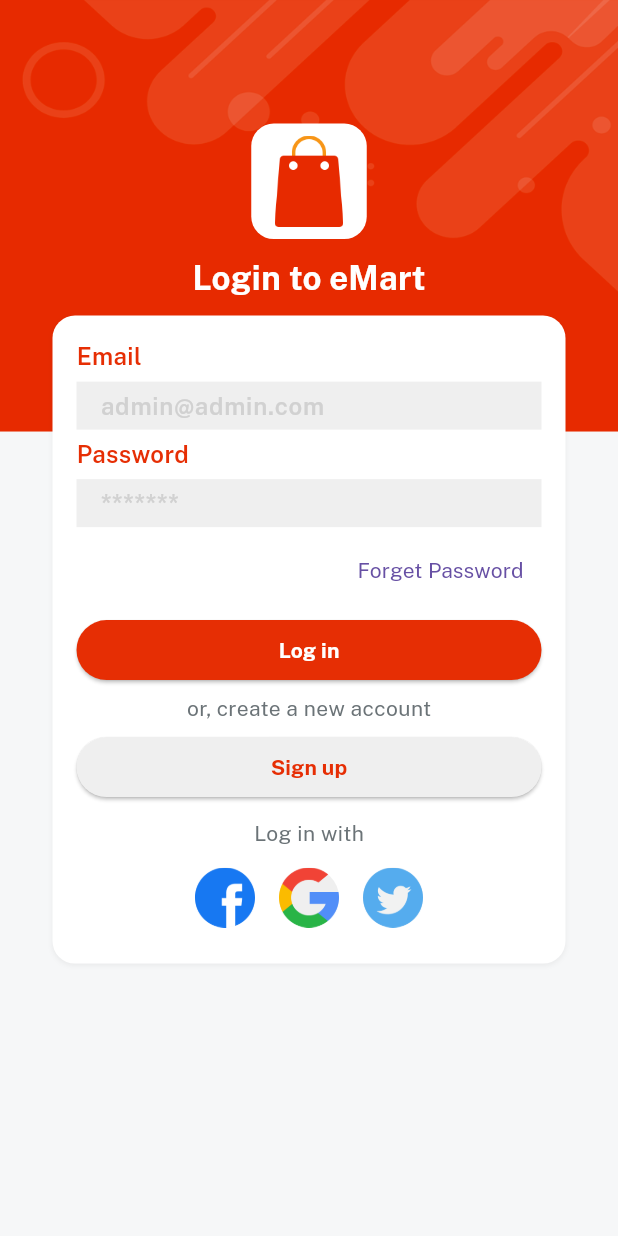
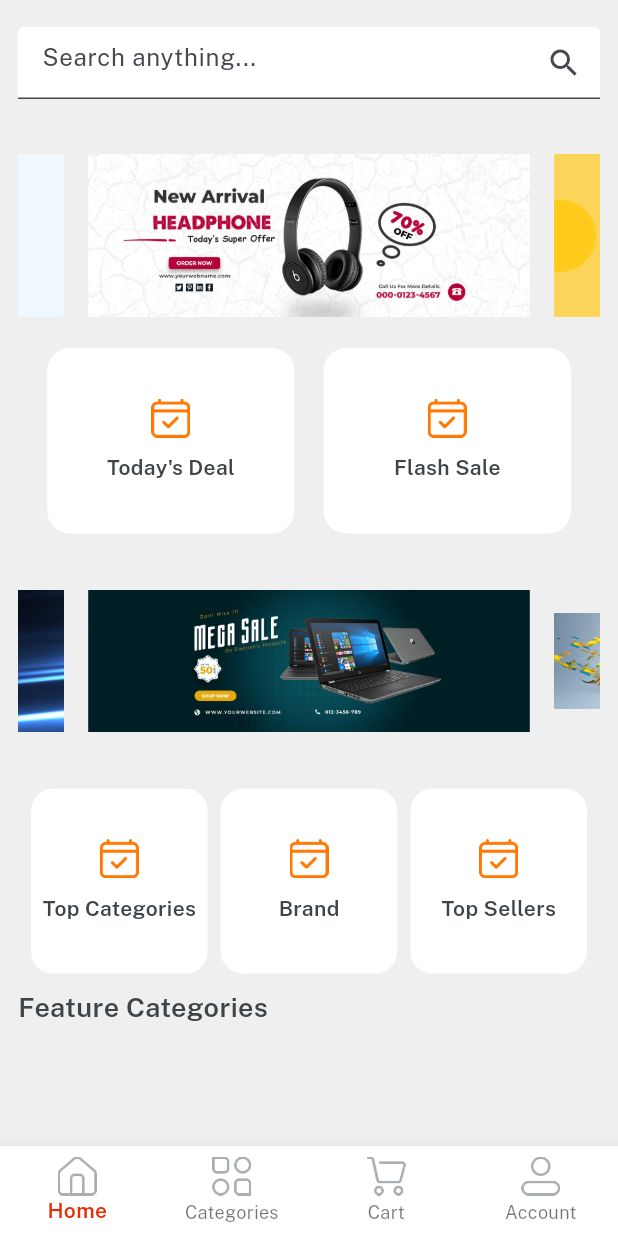
Before and after one commit to ASR-14/Flutter_eCommerce_app, a Flutter app: the screen it shows after launch, after a tap on "Log in", on a phone screen of 412 x 824 dp. Run offline on Flutter 3.47's test engine with Material 3 defaults, Android fonts, the phone set to English and light mode, and no system bars; drawn by our look-alikes of velocity_x; our stand-ins replace get.

Commit message:
add navbar, Home screen

```diff
--- a/lib/consts/lists.dart
+++ b/lib/consts/lists.dart
@@ -1,3 +1,7 @@
 import 'package:flutter_ecommerce/consts/consts.dart';
 
 const socialIconList = [icFacebookLogo, icGoogleLogo, icTwitterLogo];
+
+const slidersList = [imgSlider1, imgSlider2, imgSlider3, imgSlider4];
+
+const secondSliderList = [imgSs1, imgSs2, imgSs3, imgSs4];
--- a/lib/consts/strings.dart
+++ b/lib/consts/strings.dart
@@ -16,3 +16,16 @@ const loginWith = "Log in with";
 const privacyPolicy = "Privacy Policy";
 const termAndCond = "Terms and Conditions";
 const alreadyHaveAccount = "Already have an account? ";
+
+const home = "Home",
+    categories = "Categories",
+    cart = "Cart",
+    account = "Account";
+
+const searchanything = "Search anything...",
+    todayDeal = "Today's Deal",
+    flashsale = "Flash Sale",
+    topSeller = "Top Sellers",
+    brand = "Brand",
+    topCategories = "Top Categories",
+    featuredCategories = "Feature Categories";
--- /dev/null
+++ b/lib/controllers/home_controller.dart
@@ -0,0 +1,5 @@
+import 'package:get/get.dart';
+
+class HomeController extends GetxController {
+  var currentNavIndex = 0.obs;
+}
--- a/lib/views/auth_screen/login_screen.dart
+++ b/lib/views/auth_screen/login_screen.dart
@@ -2,6 +2,7 @@ import 'package:flutter/material.dart';
 import 'package:flutter_ecommerce/consts/consts.dart';
 import 'package:flutter_ecommerce/consts/lists.dart';
 import 'package:flutter_ecommerce/views/auth_screen/signup_screen.dart';
+import 'package:flutter_ecommerce/views/home_screen/home.dart';
 import 'package:flutter_ecommerce/widgets_common/applogo_widget.dart';
 import 'package:flutter_ecommerce/widgets_common/bg_widget.dart';
 import 'package:flutter_ecommerce/widgets_common/custom_textfield.dart';
@@ -34,13 +35,12 @@ class LoginScreen extends StatelessWidget {
                         onPressed: () {}, child: forgetPass.text.make())),
                 5.heightBox,
                 ourButton(
-                        color: redColor,
-                        title: login,
-                        textColor: whiteColor,
-                        onPress: () {})
-                    .box
-                    .width(context.screenWidth - 50)
-                    .make(),
+                    color: redColor,
+                    title: login,
+                    textColor: whiteColor,
+                    onPress: () {
+                      Get.to(Home());
+                    }).box.width(context.screenWidth - 50).make(),
                 5.heightBox,
                 createNewAccount.text.color(fontGrey).make(),
                 5.heightBox,
--- a/lib/views/auth_screen/signup_screen.dart
+++ b/lib/views/auth_screen/signup_screen.dart
@@ -7,8 +7,15 @@ import 'package:flutter_ecommerce/widgets_common/custom_textfield.dart';
 import 'package:flutter_ecommerce/widgets_common/our_button.dart';
 import 'package:get/get.dart';
 
-class SignupScreen extends StatelessWidget {
+class SignupScreen extends StatefulWidget {
   const SignupScreen({super.key});
+
+  @override
+  State<SignupScreen> createState() => _SignupScreenState();
+}
+
+class _SignupScreenState extends State<SignupScreen> {
+  bool? isCheck = false;
 
   @override
   Widget build(BuildContext context) {
@@ -16,6 +23,7 @@ class SignupScreen extends StatelessWidget {
         child: Scaffold(
       resizeToAvoidBottomInset: false,
       body: Center(
+        child: SingleChildScrollView(
           child: Column(
             children: [
               (context.screenHeight * 0.1).heightBox,
@@ -33,22 +41,26 @@ class SignupScreen extends StatelessWidget {
                       alignment: Alignment.centerRight,
                       child: TextButton(
                           onPressed: () {}, child: forgetPass.text.make())),
-                5.heightBox,
-                ourButton(
-                        color: redColor,
-                        title: login,
-                        textColor: whiteColor,
-                        onPress: () {})
-                    .box
-                    .width(context.screenWidth - 50)
-                    .make(),
+                  // 5.heightBox,
+                  // ourButton(
+                  //         color: redColor,
+                  //         title: login,
+                  //         textColor: whiteColor,
+                  //         onPress: () {})
+                  //     .box
+                  //     .width(context.screenWidth - 50)
+                  //     .make(),
                   5.heightBox,
                   Row(
                     children: [
                       Checkbox(
                           checkColor: redColor,
-                        value: false,
-                        onChanged: (newValue) {}),
+                          value: isCheck,
+                          onChanged: (newValue) {
+                            setState(() {
+                              isCheck = newValue;
+                            });
+                          }),
                       Expanded(
                         child: RichText(
                             text: const TextSpan(children: [
@@ -82,7 +94,7 @@ class SignupScreen extends StatelessWidget {
                   ),
                   5.heightBox,
                   ourButton(
-                        color: redColor,
+                          color: isCheck == true ? redColor : lightGrey,
                           title: signup,
                           textColor: whiteColor,
                           onPress: () {})
@@ -115,6 +127,7 @@ class SignupScreen extends StatelessWidget {
             ],
           ),
         ),
+      ),
     ));
   }
 }
--- /dev/null
+++ b/lib/views/cart_screen/cart_screen.dart
@@ -0,0 +1,12 @@
+import 'package:flutter/material.dart';
+
+class CartScreen extends StatelessWidget {
+  const CartScreen({super.key});
+
+  @override
+  Widget build(BuildContext context) {
+    return Container(
+      color: Colors.purple,
+    );
+  }
+}
--- /dev/null
+++ b/lib/views/category_screen/category_screen.dart
@@ -0,0 +1,10 @@
+import 'package:flutter/material.dart';
+
+class CategoryScreen extends StatelessWidget {
+  const CategoryScreen({super.key});
+
+  @override
+  Widget build(BuildContext context) {
+    return Container(color: Colors.yellow);
+  }
+}
--- /dev/null
+++ b/lib/views/home_screen/home.dart
@@ -0,0 +1,57 @@
+import 'package:flutter/material.dart';
+import 'package:flutter_ecommerce/consts/consts.dart';
+import 'package:flutter_ecommerce/controllers/home_controller.dart';
+import 'package:flutter_ecommerce/views/cart_screen/cart_screen.dart';
+import 'package:flutter_ecommerce/views/category_screen/category_screen.dart';
+import 'package:flutter_ecommerce/views/home_screen/home_screen.dart';
+import 'package:flutter_ecommerce/views/profile_screen/profile_screen.dart';
+import 'package:get/get.dart';
+
+class Home extends StatelessWidget {
+  const Home({super.key});
+
+  @override
+  Widget build(BuildContext context) {
+    var controller = Get.put(HomeController());
+
+    var navbarItem = [
+      BottomNavigationBarItem(
+          icon: Image.asset(icHome, width: 26), label: home),
+      BottomNavigationBarItem(
+          icon: Image.asset(icCategories, width: 26), label: categories),
+      BottomNavigationBarItem(
+          icon: Image.asset(icCart, width: 26), label: cart),
+      BottomNavigationBarItem(
+          icon: Image.asset(icProfile, width: 26), label: account),
+    ];
+
+    var navBody = [
+      const HomeScreen(),
+      const CategoryScreen(),
+      const CartScreen(),
+      const ProfileScreen()
+    ];
+
+    return Scaffold(
+      body: Column(
+        children: [
+          Obx(() => Expanded(
+              child: navBody.elementAt(controller.currentNavIndex.value))),
+        ],
+      ),
+      bottomNavigationBar: Obx(
+        () => BottomNavigationBar(
+          currentIndex: controller.currentNavIndex.value,
+          selectedItemColor: redColor,
+          selectedLabelStyle: const TextStyle(fontFamily: semibold),
+          type: BottomNavigationBarType.fixed,
+          backgroundColor: whiteColor,
+          items: navbarItem,
+          onTap: (value) {
+            controller.currentNavIndex.value = value;
+          },
+        ),
+      ),
+    );
+  }
+}
--- /dev/null
+++ b/lib/views/home_screen/home_screen.dart
@@ -0,0 +1,124 @@
+import 'package:flutter/material.dart';
+import 'package:flutter_ecommerce/consts/consts.dart';
+import 'package:flutter_ecommerce/consts/lists.dart';
+import 'package:flutter_ecommerce/widgets_common/home_buttons.dart';
+
+class HomeScreen extends StatelessWidget {
+  const HomeScreen({super.key});
+
+  @override
+  Widget build(BuildContext context) {
+    return Container(
+      padding: const EdgeInsets.all(12),
+      color: lightGrey,
+      width: context.screenWidth,
+      height: context.screenHeight,
+      child: SafeArea(
+          child: Column(
+        children: [
+          Container(
+            alignment: Alignment.center,
+            height: 60,
+            color: lightGrey,
+            child: TextFormField(
+              decoration: InputDecoration(
+                  suffixIcon: Icon(Icons.search),
+                  filled: true,
+                  fillColor: whiteColor,
+                  hintText: searchanything),
+            ),
+          ),
+          10.heightBox,
+          Expanded(
+            child: SingleChildScrollView(
+              physics: const BouncingScrollPhysics(),
+              child: Column(
+                children: [
+                  VxSwiper.builder(
+                    aspectRatio: 16 / 9,
+                    autoPlay: true,
+                    height: 150,
+                    enlargeCenterPage: true,
+                    itemCount: slidersList.length,
+                    itemBuilder: (context, index) {
+                      return Image.asset(
+                        slidersList[index],
+                        fit: BoxFit.fitWidth,
+                      )
+                          .box
+                          .rounded
+                          .clip(Clip.antiAlias)
+                          .margin(const EdgeInsets.symmetric(horizontal: 8))
+                          .make();
+                    },
+                  ),
+                  Row(
+                    mainAxisAlignment: MainAxisAlignment.spaceEvenly,
+                    children: List.generate(
+                      2,
+                      (index) => homeButtons(
+                        height: context.screenHeight * 0.15,
+                        width: context.screenWidth / 2.5,
+                        icon: index == 0 ? icTodaysDeal : icFlashDeal,
+                        title: index == 0 ? todayDeal : flashsale,
+                      ),
+                    ),
+                  ),
+                  10.heightBox,
+                  VxSwiper.builder(
+                    aspectRatio: 16 / 9,
+                    autoPlay: true,
+                    height: 150,
+                    enlargeCenterPage: true,
+                    itemCount: secondSliderList.length,
+                    itemBuilder: (context, index) {
+                      return Image.asset(
+                        secondSliderList[index],
+                        fit: BoxFit.fitWidth,
+                      )
+                          .box
+                          .rounded
+                          .clip(Clip.antiAlias)
+                          .margin(const EdgeInsets.symmetric(horizontal: 8))
+                          .make();
+                    },
+                  ),
+                  10.heightBox,
+                  Row(
+                    mainAxisAlignment: MainAxisAlignment.spaceEvenly,
+                    children: List.generate(
+                      3,
+                      (index) => homeButtons(
+                        height: context.screenHeight * 0.15,
+                        width: context.screenWidth / 3.5,
+                        icon: index == 0
+                            ? icTopCategories
+                            : index == 1
+                                ? icBrands
+                                : icTopSeller,
+                        title: index == 0
+                            ? topCategories
+                            : index == 1
+                                ? brand
+                                : topSeller,
+                      ),
+                    ),
+                  ),
+                  10.heightBox,
+                  Align(
+                    alignment: Alignment.centerLeft,
+                    child: featuredCategories.text
+                        .color(darkFontGrey)
+                        .size(18)
+                        .fontFamily(semibold)
+                        .make(),
+                  )
+                ],
+              ),
+            ),
+          )
+        ],
+      )),
+    );
+  }
+}
--- /dev/null
+++ b/lib/views/profile_screen/profile_screen.dart
@@ -0,0 +1,12 @@
+import 'package:flutter/material.dart';
+
+class ProfileScreen extends StatelessWidget {
+  const ProfileScreen({super.key});
+
+  @override
+  Widget build(BuildContext context) {
+    return Container(
+      color: Colors.red,
+    );
+  }
+}
--- /dev/null
+++ b/lib/widgets_common/home_buttons.dart
@@ -0,0 +1,16 @@
+import 'package:flutter_ecommerce/consts/consts.dart';
+
+Widget homeButtons({width, height, icon, String? title, onPress}) {
+  return Expanded(
+      child: Column(
+    mainAxisAlignment: MainAxisAlignment.center,
+    children: [
+      Image.asset(
+        icTodaysDeal,
+        width: 26,
+      ),
+      10.heightBox,
+      title!.text.fontFamily(semibold).color(darkFontGrey).make()
+    ],
+  )).box.rounded.white.size(width, height).make();
+}
```
Lines whose indentation alone changed are shown as unchanged.
